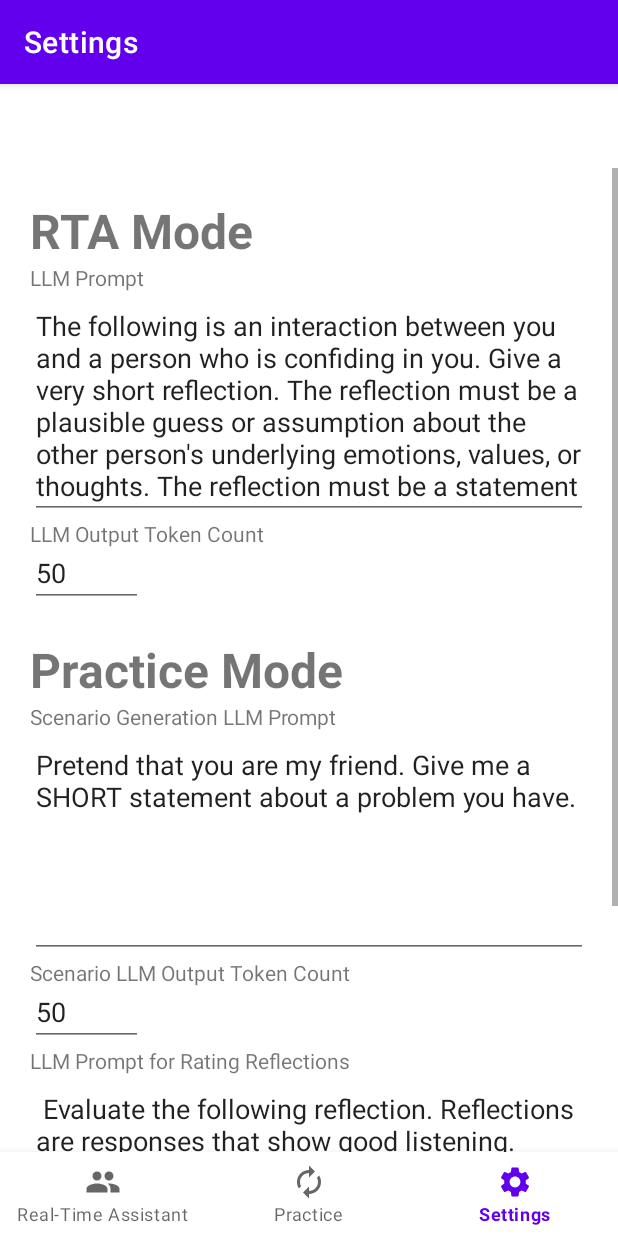
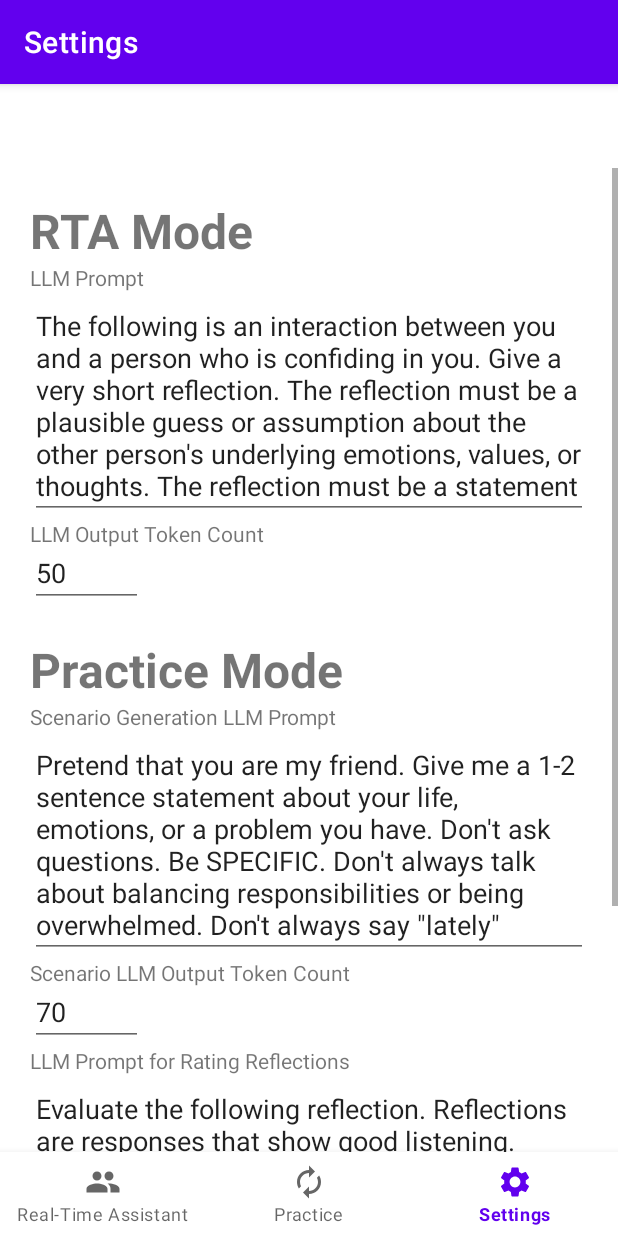
Before and after one commit to MarcM0/CapstoneTeam2023692, an Android app: the SettingsFragment screen opened through its navigation route, on a phone screen of 412 x 824 dp. Run offline under Robolectric (Android 15) with nearby library versions, the phone set to English and light mode, and no system bars; our stand-ins replace navigation-ui; libraries missing offline, so code that uses them is left out: com.google.api.gax, com.google.auth.oauth2, com.google.cloud.speech; network calls fail; 5 statements that could not run were skipped.

Commit message:
tuned prompts

```diff
--- a/ConvoAssistant/app/src/main/java/com/example/convoassistant/OpenAIInterfaces.kt
+++ b/ConvoAssistant/app/src/main/java/com/example/convoassistant/OpenAIInterfaces.kt
@@ -40,7 +40,7 @@ class OpenAIResponse(
     val choices: List<OpenAIChoices>
 ){}
 
-fun makeChatGPTRequest(prompt: String, max_tokens: Int = 50, ) : String
+fun makeChatGPTRequest(prompt: String, max_tokens: Int = 50, temperature: Double = 1.0) : String
 {
     lateinit var output: String
     val cleanPrompt = prompt.replace("\"", "'").replace("\n", " ")
@@ -59,7 +59,7 @@ fun makeChatGPTRequest(prompt: String, max_tokens: Int = 50, ) : String
                     """{
                                 "model": "gpt-3.5-turbo",
                                 "messages": [{"role": "user", "content": "$cleanPrompt"}],
-                                "temperature": 0.7,
+                                "temperature": $temperature,
                                 "max_tokens": $max_tokens
                             }"""
                 )
--- a/ConvoAssistant/app/src/main/java/com/example/convoassistant/Prompts.kt
+++ b/ConvoAssistant/app/src/main/java/com/example/convoassistant/Prompts.kt
@@ -1,13 +1,13 @@
 package com.example.convoassistant
 
 
-const val scenarioPrompt = """Pretend that you are my friend. Give me a SHORT statement about a problem you have."""
+const val scenarioPrompt = """Pretend that you are my friend. Give me a 1-2 sentence statement about your life, emotions, or a problem you have. Don't ask questions. Be SPECIFIC. Don't always talk about balancing responsibilities or being overwhelmed. Don't always say "lately" """
 
 //The following prompts are based off work by Jonathan Rose et al. The ones starting with "Original" are those that are direct copies, while the ones that start with "New" have been tuned by the team
 
-const val NewReflectPrompt =  """The following is an interaction between you and a person who is confiding in you. Give a very short reflection. The reflection must be a plausible guess or assumption about the other person's underlying emotions, values, or thoughts. The reflection must be a statement and not a question. Don't always use "it seems like" or "it sounds like" or "you" or "important to you". Reflect on the last statement. Don't refer to the other person as "they", refer to them as "you". """;
+const val NewReflectPrompt =  """The following is an interaction between you and a person who is confiding in you. Give a very short reflection. The reflection must be a plausible guess or assumption about the other person's underlying emotions, values, or thoughts. The reflection must be a statement and not a question. Don't always use "it seems like" or "it sounds like" or "you" or "important to you". Reflect on the last statement. Don't refer to the other person as "they", refer to them as "you". Try to be creative when possible. Do not be accusatory. Be concise. Avoid academic language.""";
 
-const val NewRatePrompt = """ Evaluate the following reflection. Reflections are responses that show good listening.
+const val NewRatePrompt = """Evaluate the following reflection. Reflections are responses that show good listening.
 Good reflections may or may not:
 - Rephrase the statement
 - Focus on only part of the statement
@@ -19,12 +19,12 @@ Good reflections must be:
 - Relevant to conversation
 - Not a suggestion for a solution
 Given this, give a very short statement about whether reflection is good or not, and why.
- """;
+""";
 
 
 const val OriginalReflectPrompt =  """The following is an interaction between you and a user. You are a therapist and the user is someone having smoking issues. Give a SHORT reflection to the user's response. The reflection must be a plausible guess or assumption about the user's underlying emotions, values, or chain of thought. The reflection must be very short. The reflection must be a statement and not a question. Don't always use "it seems like" or "it sounds like" or "you" at the beginning. Don't always use the phrase "important to you" or "important for you". """;
 
-const val OriginalRatePrompt = """ Decide, in "True" or "False", whether the "reflection" sentence in the following smoking-related conversation is good.
+const val OriginalRatePrompt = """Decide, in "True" or "False", whether the "reflection" sentence in the following smoking-related conversation is good.
 Please refer to the following operational definition of a reflection in the context of Motivational Interviewing (MI):
 Reflective listening statements are made by the clinician in response to client statements. A reflection may introduce new meaning or material, but it essentially captures and returns to clients something about what they have just said. Reflections are further categorized as simple or complex reflections.
 Simple reflections typically convey understanding or facilitate client–clinician exchanges. These reflections add little or no meaning (or emphasis) to what clients have said. Simple reflections may mark very important or intense client emotions, but do not go far beyond the client’s original intent in the statement.
--- a/ConvoAssistant/app/src/main/java/com/example/convoassistant/SettingWrapper.kt
+++ b/ConvoAssistant/app/src/main/java/com/example/convoassistant/SettingWrapper.kt
@@ -17,7 +17,7 @@ class SettingWrapper(activity: Activity) {
                                 "RTA_LLM_Output_Token_Count" to "50",
                                 "Pra_Scenario_LLM_Prompt" to  scenarioPrompt,
                                 "Pra_Rating_LLM_Prompt" to  NewRatePrompt,
-                                "Pra_Scenario_LLM_Output_Token_Count" to  "50",
+                                "Pra_Scenario_LLM_Output_Token_Count" to  "70",
                                 "Pra_Rating_LLM_Output_Token_Count" to  "100",
                                 )
 
```
Also changed, not shown: ConvoAssistant/app/src/main/java/com/example/convoassistant/ui/practice_mode/PracticeModeFragment.kt (+9 -2 lines), ConvoAssistant/app/src/main/java/com/example/convoassistant/ui/rta/RTAFragment.kt (+8 -2 lines).
